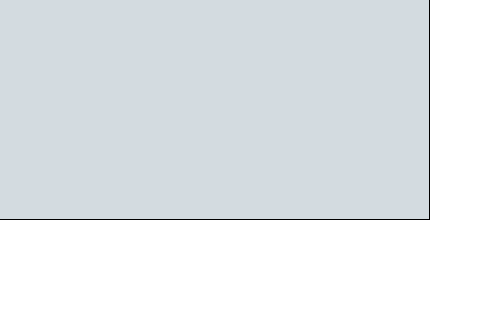
Before: the Qt Designer form mainwindow.ui in AlysonVI/ComputacaoGrafica, drawn with Qt 5; both pictures show x 196 to 700 and y 380 to 700 of the 700 by 700 pixel window.
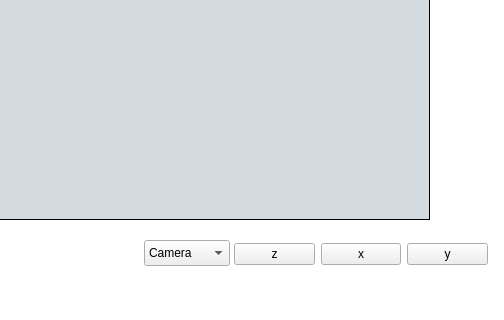
After: the same form once the commit is applied.

Commit message: Rotate Buttons

What changed in the file:
```diff
--- a/mainwindow.ui
+++ b/mainwindow.ui
@@ -40,7 +40,7 @@
       <height>74</height>
      </rect>
     </property>
-    <layout class="QGridLayout" name="gridLayout">
+    <layout class="QGridLayout" name="Move">
      <item row="3" column="2">
       <widget class="QPushButton" name="down">
        <property name="sizePolicy">
@@ -278,6 +278,64 @@
 }</string>
     </property>
    </widget>
+   <widget class="QComboBox" name="comboBox">
+    <property name="geometry">
+     <rect>
+      <x>340</x>
+      <y>620</y>
+      <width>86</width>
+      <height>26</height>
+     </rect>
+    </property>
+    <item>
+     <property name="text">
+      <string>Camera</string>
+     </property>
+    </item>
+    <item>
+     <property name="text">
+      <string>obj1</string>
+     </property>
+    </item>
+    <item>
+     <property name="text">
+      <string>obj2</string>
+     </property>
+    </item>
+   </widget>
+   <widget class="QWidget" name="gridLayoutWidget_2">
+    <property name="geometry">
+     <rect>
+      <x>430</x>
+      <y>620</y>
+      <width>254</width>
+      <height>28</height>
+     </rect>
+    </property>
+    <layout class="QHBoxLayout" name="horizontalLayout">
+     <item>
+      <widget class="QPushButton" name="ZRotate">
+       <property name="text">
+        <string>z</string>
+       </property>
+      </widget>
+     </item>
+     <item>
+      <widget class="QPushButton" name="xRotate">
+       <property name="text">
+        <string>x</string>
+       </property>
+      </widget>
+     </item>
+     <item>
+      <widget class="QPushButton" name="YRotate">
+       <property name="text">
+        <string>y</string>
+       </property>
+      </widget>
+     </item>
+    </layout>
+   </widget>
    <zorder>FundoD</zorder>
    <zorder>FundoB</zorder>
    <zorder>FundoCuboC</zorder>
@@ -287,6 +345,8 @@
    <zorder>FundoC</zorder>
    <zorder>FundoCuboB</zorder>
    <zorder>FundoCuboD</zorder>
+   <zorder>comboBox</zorder>
+   <zorder>gridLayoutWidget_2</zorder>
   </widget>
   <widget class="QMenuBar" name="menubar">
    <property name="geometry">
```
The commit also changes 2 other files.
